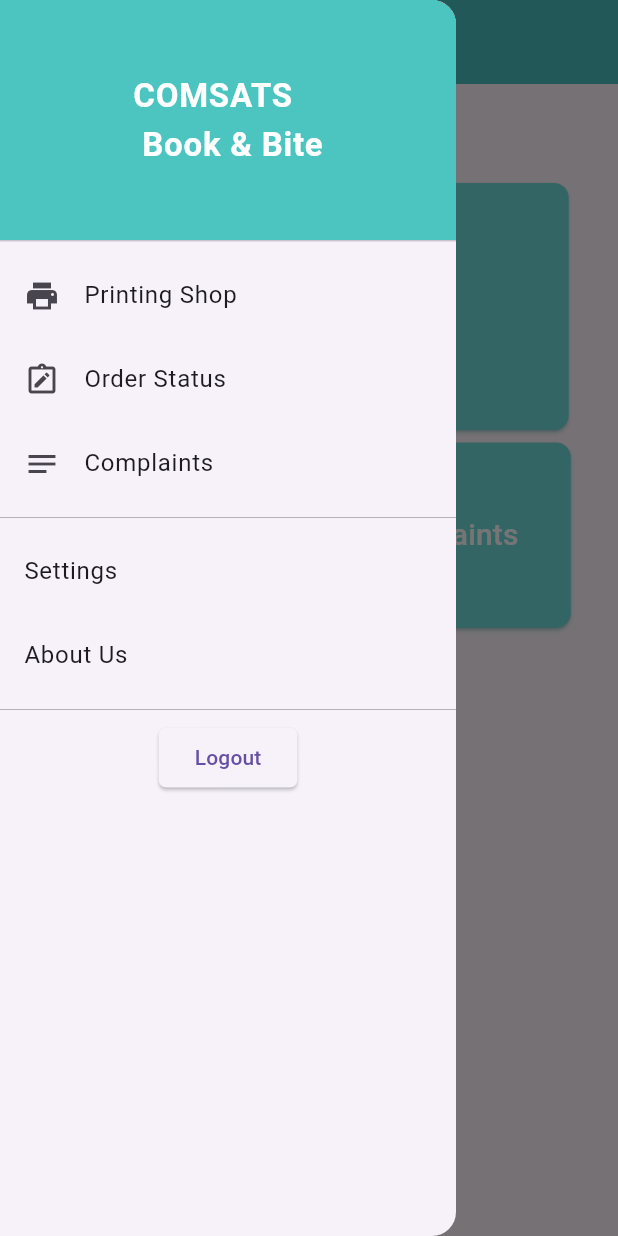
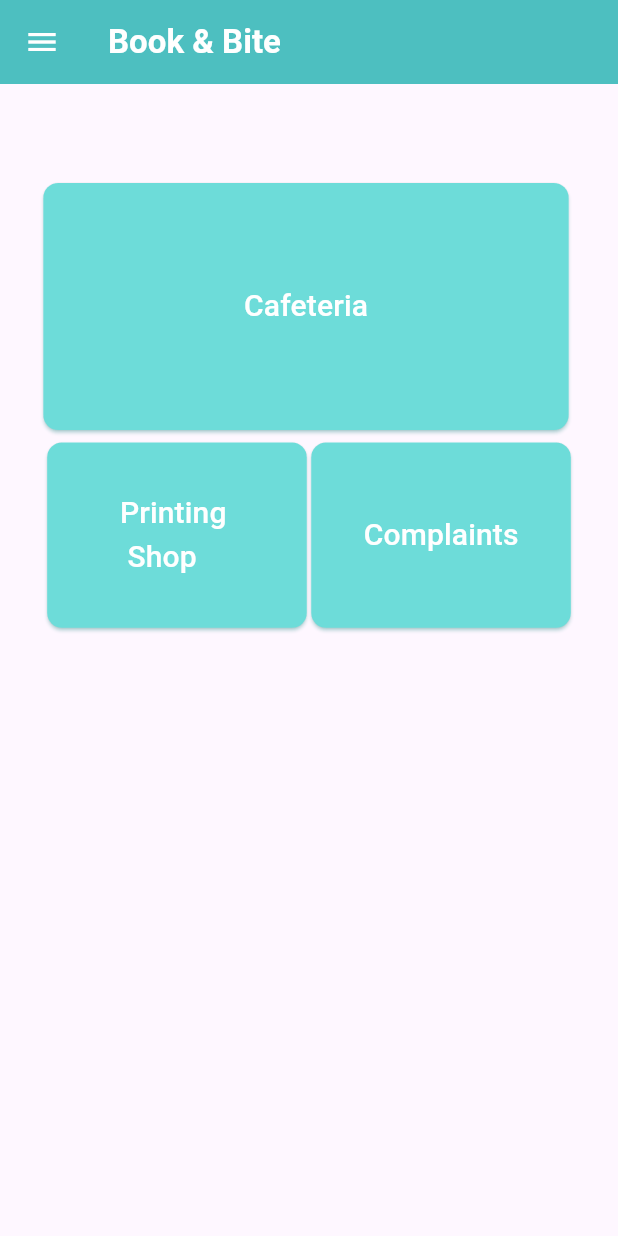
Before and after one commit to hafsaabidsaeed/Book-and-Bite, a Flutter app: the UserMainScreen screen opened directly, in the side drawer, after a tap on "Logout", on a phone screen of 412 x 824 dp. Run offline on Flutter 3.47's test engine with Material 3 defaults, Android fonts, the phone set to English and light mode, and no system bars; our stand-ins replace animate_do, carousel_slider, cloud_firestore, file_picker, firebase_auth, firebase_core and 6 more; missing offline and left inert: flutter_image; accounts and stored records are empty.

```diff
--- a/lib/widgets/drawer.dart
+++ b/lib/widgets/drawer.dart
@@ -78,6 +78,8 @@ class SideDrawer extends StatelessWidget {
               GetVarsCtrl.loading(true); // Shows loader before signout
               try {
                 await GetVarsCtrl.auth.signOut(); // Sign out operation
+                Get.back();
+                Get.back();
               } catch (e) {
                 print('Error signing out: $e');
               } finally {
```
